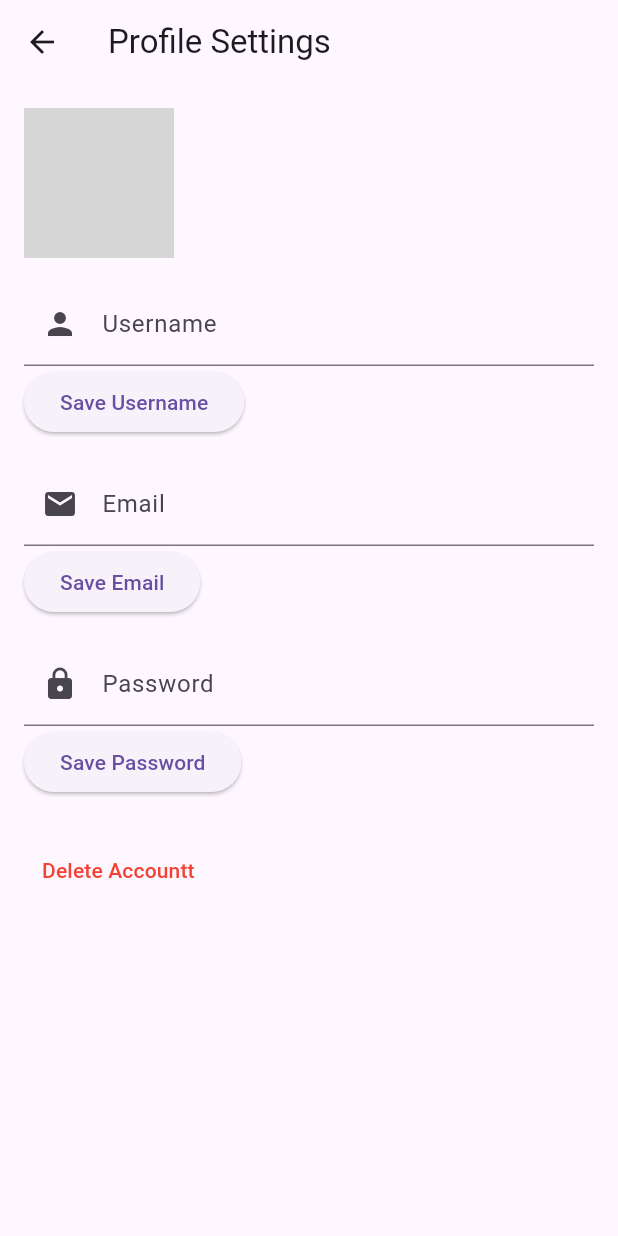
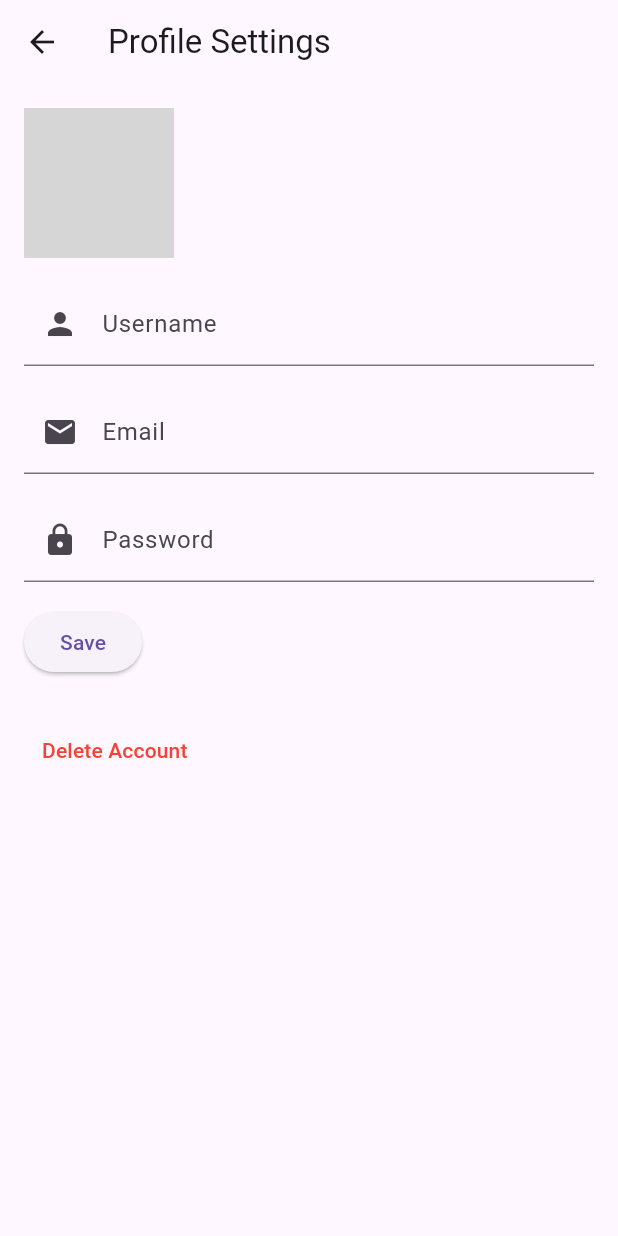
Before and after one commit to younestalibi/habbit-breaker, a Flutter app: the ProfileSettingsScreen screen opened by its route, after a tap on the "camera alt" icon, on a phone screen of 412 x 824 dp. Run offline on Flutter 3.47's test engine with Material 3 defaults, Android fonts, the phone set to English and light mode, and no system bars; our stand-ins replace cloud_firestore, firebase_auth, firebase_core, firebase_storage, image_picker, persistent_bottom_nav_bar and 1 more; accounts and stored records are empty; generated files the repository leaves out were written again; network calls fail; grey boxes are pictures that could not be loaded.

Commit message:
complete profile settings functionality

```diff
--- a/lib/main.dart
+++ b/lib/main.dart
@@ -17,6 +17,7 @@ import 'package:habbit_breaker/utils/shared_prefs.dart';
 import 'package:provider/provider.dart';
 import 'providers/auth_provider.dart';
 
+final GlobalKey<NavigatorState> navigatorKey = GlobalKey<NavigatorState>();
 void main() async {
   WidgetsFlutterBinding.ensureInitialized();
   await SharedPrefs.instance.init();
@@ -27,6 +28,7 @@ void main() async {
 
 class MyApp extends StatelessWidget {
   String languageCode = SharedPrefs.instance.getStringData('languageCode');
+
   @override
   Widget build(BuildContext context) {
     return MultiProvider(
@@ -58,6 +60,7 @@ class MyApp extends StatelessWidget {
           GlobalCupertinoLocalizations.delegate,
         ],
         supportedLocales: S.delegate.supportedLocales,
+        navigatorKey: navigatorKey,
       ),
     );
   }
--- a/lib/screens/layout_screen.dart
+++ b/lib/screens/layout_screen.dart
@@ -65,6 +65,7 @@ class _LayoutScreenState extends State<LayoutScreen> {
     String userName = authProvider.getUserName();
     String userEmail = authProvider.getUserEmail();
     String userImage = authProvider.getUserPhoto();
+    print(authProvider.user);
 
     return Scaffold(
       appBar: AppBar(
--- a/lib/screens/profile_setting_screen.dart
+++ b/lib/screens/profile_setting_screen.dart
@@ -1,8 +1,8 @@
 import 'package:flutter/material.dart';
 import 'package:habbit_breaker/providers/auth_provider.dart';
+import 'package:image_picker/image_picker.dart';
+import 'dart:io';
 import 'package:provider/provider.dart';
-import 'package:image_picker/image_picker.dart'; // Import the image_picker package
-import 'dart:io'; // Import for using File
 
 class ProfileSettingsScreen extends StatefulWidget {
   @override
@@ -13,8 +13,12 @@ class _ProfileSettingsScreenState extends State<ProfileSettingsScreen> {
   final _usernameController = TextEditingController();
   final _emailController = TextEditingController();
   final _passwordController = TextEditingController();
-  final ImagePicker _picker = ImagePicker(); // Initialize ImagePicker
-  String? _profileImagePath; // Variable to hold the image path
+  final ImagePicker _picker = ImagePicker();
+
+  String? _profileImagePath;
+  bool _isLoading = false;
+  bool _isImageLoading = false;
+  String? _successMessage;
 
   @override
   void initState() {
@@ -26,12 +30,11 @@ class _ProfileSettingsScreenState extends State<ProfileSettingsScreen> {
     final authProvider = Provider.of<AuthProvider>(context, listen: false);
     _usernameController.text = authProvider.getUserName();
     _emailController.text = authProvider.getUserEmail();
+    _profileImagePath = authProvider.getUserPhoto();
   }
 
   @override
   Widget build(BuildContext context) {
-    final authProvider = Provider.of<AuthProvider>(context);
-
     return Scaffold(
       appBar: AppBar(
         title: Text("Profile Settings"),
@@ -41,80 +44,49 @@ class _ProfileSettingsScreenState extends State<ProfileSettingsScreen> {
         child: Column(
           crossAxisAlignment: CrossAxisAlignment.start,
           children: [
-            // Profile Picture
             GestureDetector(
-              onTap: () {
-                _changeProfilePicture();
-              },
-              child: CircleAvatar(
-                radius: 50,
-                backgroundImage: _profileImagePath != null
-                    ? FileImage(File(_profileImagePath!))
-                    : NetworkImage(authProvider.getUserPhoto())
-                        as ImageProvider,
-                child: Icon(Icons.camera_alt, color: Colors.white),
+              onTap: () => _changeProfilePicture(),
+              child: Stack(
+                alignment: Alignment.center,
+                children: [
+                  CircleAvatar(
+                    radius: 50,
+                    backgroundImage: NetworkImage(_profileImagePath!),
+                  ),
+                  if (_isImageLoading) CircularProgressIndicator(),
+                  if (!_isImageLoading)
+                    Icon(Icons.camera_alt, color: Colors.white),
+                ],
               ),
             ),
             SizedBox(height: 16),
-
-            // Username Field
-            TextField(
-              controller: _usernameController,
-              decoration: InputDecoration(
-                labelText: 'Username',
-                prefixIcon: Icon(Icons.person),
-              ),
-            ),
+            _buildTextField(
+                controller: _usernameController,
+                label: 'Username',
+                icon: Icons.person),
+            SizedBox(height: 16),
+            _buildTextField(
+                controller: _emailController,
+                label: 'Email',
+                icon: Icons.email),
+            SizedBox(height: 16),
+            _buildTextField(
+                controller: _passwordController,
+                label: 'Password',
+                icon: Icons.lock,
+                isObscured: true),
+            SizedBox(height: 16),
             ElevatedButton(
-              onPressed: () {
-                _updateUsername(authProvider);
-              },
-              child: Text('Save Username'),
-            ),
-            SizedBox(height: 16),
-
-            // Email Field
-            TextField(
-              controller: _emailController,
-              decoration: InputDecoration(
-                labelText: 'Email',
-                prefixIcon: Icon(Icons.email),
-              ),
-            ),
-            ElevatedButton(
-              onPressed: () {
-                _updateEmail(authProvider);
-              },
-              child: Text('Save Email'),
-            ),
-            SizedBox(height: 16),
-
-            // Password Field
-            TextField(
-              controller: _passwordController,
-              obscureText: true,
-              decoration: InputDecoration(
-                labelText: 'Password',
-                prefixIcon: Icon(Icons.lock),
-              ),
-            ),
-            ElevatedButton(
-              onPressed: () {
-                _updatePassword(authProvider);
-              },
-              child: Text('Save Password'),
+              onPressed: _isLoading ? null : _updateUserProfile,
+              child: _isLoading ? Text('Saving...') : Text('Save'),
             ),
             SizedBox(height: 24),
-
-            // Delete Account Button
+            if (_successMessage != null)
+              Text(_successMessage!, style: TextStyle(color: Colors.green)),
             TextButton(
-              onPressed: () {
-                _showDeleteConfirmation();
-              },
-              child: Text(
-                'Delete Accountt',
-                style: TextStyle(color: Colors.red),
-              ),
+              onPressed: _showDeleteConfirmation,
+              child:
+                  Text('Delete Account', style: TextStyle(color: Colors.red)),
             ),
           ],
         ),
@@ -122,62 +94,86 @@ class _ProfileSettingsScreenState extends State<ProfileSettingsScreen> {
     );
   }
 
+  Widget _buildTextField({
+    required TextEditingController controller,
+    required String label,
+    required IconData icon,
+    bool isObscured = false,
+  }) {
+    return TextField(
+      controller: controller,
+      obscureText: isObscured,
+      decoration: InputDecoration(
+        labelText: label,
+        prefixIcon: Icon(icon),
+      ),
+    );
+  }
+
   void _changeProfilePicture() async {
-    final pickedFile = await _picker.pickImage(
-        source: ImageSource
-            .gallery, // Change this to ImageSource.camera to take a photo
-        imageQuality: 50,
-        maxWidth: 800,
-        maxHeight: 600);
+    final pickedFile = await _picker.pickImage(source: ImageSource.gallery);
 
     if (pickedFile != null) {
       setState(() {
-        _profileImagePath = pickedFile.path; // Update the profile image path
+        _isImageLoading = true;
       });
 
-      print(_profileImagePath);
-      // Ensure _profileImagePath is not null before passing it
-
-      if (_profileImagePath != null) {
-        print('yes1');
-        String? errorMessage =
-            await Provider.of<AuthProvider>(context, listen: false)
-                .uploadProfilePicture(
-                    _profileImagePath!); // Use ! to assert it's not null
-        print('yes2');
-
-        if (errorMessage != null) {
-          ScaffoldMessenger.of(context).showSnackBar(
-            SnackBar(content: Text(errorMessage)),
-          );
-        } else {
-          ScaffoldMessenger.of(context).showSnackBar(
-            SnackBar(content: Text('Profile picture updated successfully.')),
-          );
-        }
-      }
+      final authProvider = Provider.of<AuthProvider>(context, listen: false);
+      await authProvider.uploadProfilePicture(pickedFile.path);
+      setState(() {
+        _profileImagePath = authProvider.getUserPhoto();
+        _isImageLoading = false;
+      });
     }
   }
 
-  void _updateUsername(AuthProvider authProvider) {
-    // Update username logic
-    ScaffoldMessenger.of(context).showSnackBar(
-      SnackBar(content: Text('Username updated successfully.')),
-    );
+  void _updateUserProfile() async {
+    setState(() {
+      _isLoading = true;
+    });
+
+    final authProvider = Provider.of<AuthProvider>(context, listen: false);
+    String username = _usernameController.text.trim();
+    String email = _emailController.text.trim();
+    String password = _passwordController.text.trim();
+    List<String> errorMessages = [];
+
+    // Check if username is different before updating
+    if (username != authProvider.getUserName()) {
+      String? error = await authProvider.updateUserName(username);
+      if (error != null) errorMessages.add(error);
+    }
+
+    // Check if email is different before updating
+    if (email != authProvider.getUserEmail()) {
+      String? error = await authProvider.updateEmail(email);
+      if (error != null) errorMessages.add(error);
+      _showSnackBar(
+          'A verification link has been sent to your new email. Please verify to complete the update.');
+    }
+
+    // Update password only if provided
+    if (password.isNotEmpty) {
+      String? error = await authProvider.updatePassword(password);
+      if (error != null) errorMessages.add(error);
+    }
+
+    setState(() {
+      _isLoading = false;
+    });
+
+    if (errorMessages.isNotEmpty) {
+      _showSnackBar(errorMessages.join('\n'));
+    } else {
+      setState(() {
+        _successMessage = 'Profile updated successfully!';
+      });
+    }
   }
 
-  void _updateEmail(AuthProvider authProvider) {
-    // Update email logic
-    ScaffoldMessenger.of(context).showSnackBar(
-      SnackBar(content: Text('Email updated successfully.')),
-    );
-  }
-
-  void _updatePassword(AuthProvider authProvider) {
-    // Update password logic
-    ScaffoldMessenger.of(context).showSnackBar(
-      SnackBar(content: Text('Password updated successfully.')),
-    );
+  void _showSnackBar(String message) {
+    ScaffoldMessenger.of(context)
+        .showSnackBar(SnackBar(content: Text(message)));
   }
 
   void _showDeleteConfirmation() {
@@ -189,21 +185,17 @@ class _ProfileSettingsScreenState extends State<ProfileSettingsScreen> {
             'Are you sure you want to delete your account? This action is irreversible.'),
         actions: [
           TextButton(
-            onPressed: () => Navigator.of(context).pop(),
-            child: Text('Cancel'),
-          ),
+              onPressed: () => Navigator.of(context).pop(),
+              child: Text('Cancel')),
           TextButton(
-            onPressed: () {
-              // Handle account deletion
+            onPressed: () async {
+              final authProvider =
+                  Provider.of<AuthProvider>(context, listen: false);
+              String? result = await authProvider.deleteAccount();
               Navigator.of(context).pop();
-              ScaffoldMessenger.of(context).showSnackBar(
-                SnackBar(content: Text('Account deleted successfully.')),
-              );
+              _showSnackBar(result ?? 'Account deleted successfully.');
             },
-            child: Text(
-              'Delete',
-              style: TextStyle(color: Colors.red),
-            ),
+            child: Text('Delete', style: TextStyle(color: Colors.red)),
           ),
         ],
       ),
```
Also changed, not shown: lib/providers/auth_provider.dart (+86 -20 lines).
